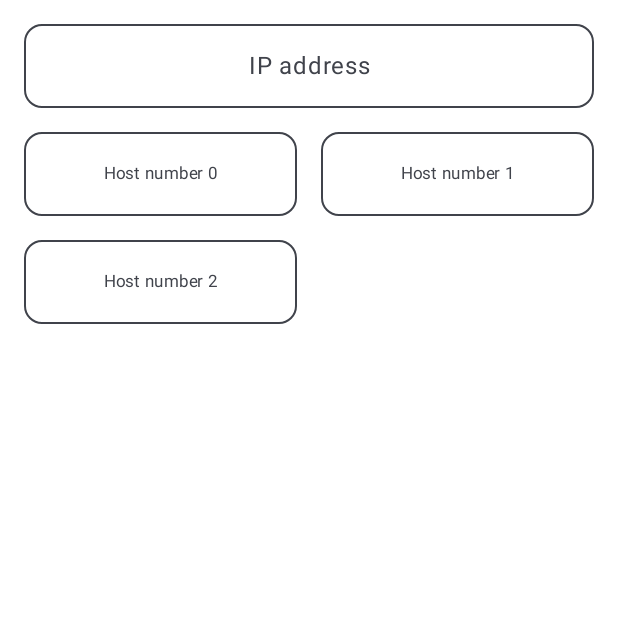
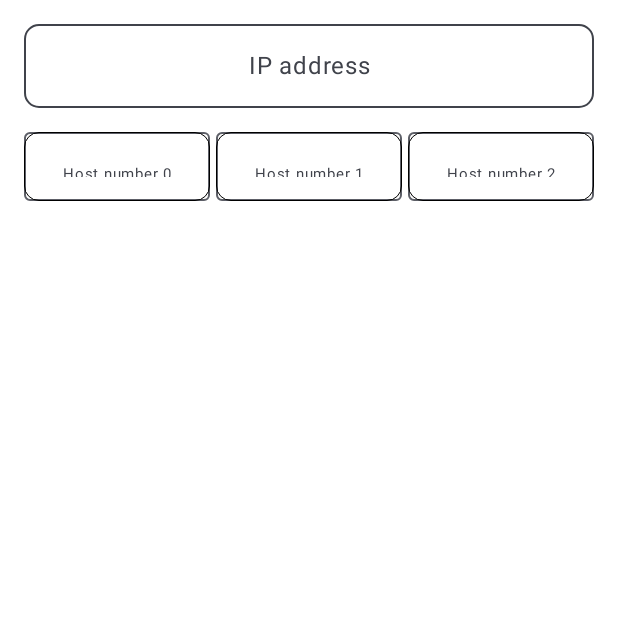
Before and after one commit to ayoubElhoucine/VlsmCalculator, an Android app built with Jetpack Compose: the screen it shows after launch (MainActivity), on a phone screen of 412 x 824 dp, the top half of it. Run offline under Robolectric (Android 15) with nearby library versions, the phone set to English and light mode, and no system bars.

Commit message:
working on vlsm screen ui 0%

```diff
--- a/VlsmCalculator/src/main/java/com/vlsm/vlsmcalculator/ui/vlsmCalculator/VlsmCalculatorScreen.kt
+++ b/VlsmCalculator/src/main/java/com/vlsm/vlsmcalculator/ui/vlsmCalculator/VlsmCalculatorScreen.kt
@@ -1,8 +1,9 @@
 package com.vlsm.vlsmcalculator.ui.vlsmCalculator
 
+import androidx.compose.foundation.border
 import androidx.compose.foundation.layout.Arrangement
 import androidx.compose.foundation.layout.fillMaxWidth
-import androidx.compose.foundation.layout.padding
+import androidx.compose.foundation.layout.height
 import androidx.compose.foundation.lazy.grid.GridCells
 import androidx.compose.foundation.lazy.grid.LazyVerticalGrid
 import androidx.compose.foundation.lazy.grid.itemsIndexed
@@ -10,6 +11,7 @@ import androidx.compose.foundation.shape.RoundedCornerShape
 import androidx.compose.foundation.text.KeyboardOptions
 import androidx.compose.material3.LocalTextStyle
 import androidx.compose.material3.OutlinedTextField
+import androidx.compose.material3.OutlinedTextFieldDefaults
 import androidx.compose.material3.Text
 import androidx.compose.material3.TextFieldDefaults
 import androidx.compose.runtime.Composable
@@ -31,7 +33,7 @@ internal fun VlsmCalculatorScreen(
 ) {
     ScreenLayout {
         IpAddressView(text = state.ipAddress)
-        HostNumbersView(data = state.hostNumbers) {}
+        HostNumbersView(data = state.hostNumbers, onValueChanged = state::updateHostNumbers)
     }
 }
 
@@ -61,7 +63,7 @@ private fun IpAddressView(
             imeAction = ImeAction.Done,
             autoCorrect = false,
         ),
-        shape = RoundedCornerShape(12.dp),
+        shape = RoundedCornerShape(10.dp),
         colors = TextFieldDefaults.colors(
             focusedContainerColor = Color.White,
             unfocusedContainerColor = Color.White,
@@ -73,41 +75,49 @@ private fun IpAddressView(
 @Composable
 private fun HostNumbersView(
     data: SnapshotStateList<Int?>,
-    onValueChanged: (String) -> Unit,
+    onValueChanged: (String, Int) -> Unit,
 ) {
     LazyVerticalGrid(
-        verticalArrangement = Arrangement.spacedBy(16.dp),
-        horizontalArrangement = Arrangement.spacedBy(16.dp),
-        columns = GridCells.Fixed(2),
-        ) {
+        verticalArrangement = Arrangement.spacedBy(4.dp),
+        horizontalArrangement = Arrangement.spacedBy(4.dp),
+        columns = GridCells.Fixed(3),
+    ) {
         itemsIndexed(data) { index, value ->
             OutlinedTextField(
                 modifier = Modifier
-                    .fillMaxWidth(),
+                    .fillMaxWidth()
+                    .border(
+                        width = 0.5.dp,
+                        color = Color.Black,
+                        shape = RoundedCornerShape(10.dp),
+                    )
+                    .height(46.dp),
                 value = value?.toString() ?: "",
                 placeholder = {
                     Text(
                         modifier = Modifier.fillMaxWidth(),
                         text = "Host number $index",
                         textAlign = TextAlign.Center,
-                        fontSize = 11.sp,
+                        fontSize = 10.sp,
                         maxLines = 1,
                     )
                 },
-                maxLines = 1,
                 singleLine = true,
-                onValueChange = onValueChanged,
+                onValueChange = {
+                    onValueChanged(it, index)
+                },
                 keyboardOptions = KeyboardOptions(
                     keyboardType = KeyboardType.Number,
                     imeAction = ImeAction.Done,
                     autoCorrect = false,
                 ),
-                shape = RoundedCornerShape(12.dp),
-                colors = TextFieldDefaults.colors(
+                colors = OutlinedTextFieldDefaults.colors(
                     focusedContainerColor = Color.White,
                     unfocusedContainerColor = Color.White,
+                    focusedBorderColor = Color.Unspecified,
+                    unfocusedBorderColor = Color.Unspecified,
                 ),
-                textStyle = LocalTextStyle.current.copy(textAlign = TextAlign.Center, fontSize = 12.sp),
+                textStyle = LocalTextStyle.current.copy(textAlign = TextAlign.Center, fontSize = 14.sp),
             )
         }
     }
--- a/VlsmCalculator/src/main/java/com/vlsm/vlsmcalculator/ui/vlsmCalculator/VlsmCalculatorState.kt
+++ b/VlsmCalculator/src/main/java/com/vlsm/vlsmcalculator/ui/vlsmCalculator/VlsmCalculatorState.kt
@@ -27,6 +27,13 @@ internal class VlsmCalculatorState(
     val hostNumbers: SnapshotStateList<Int?>,
 ) {
 
+    fun updateHostNumbers(text: String, index: Int) {
+        hostNumbers[index] = text.toIntOrNull()
+        hostNumbers.lastOrNull()?.let {
+            hostNumbers.add(null)
+        }
+    }
+
     fun calculate() = Networking.getInstance().calculateVlsm(
         ipAddress.value,
         HashMap(hostNumbers.filterNotNull().associateBy({hostNumbers.indexOf(it).toString()}, {it}))
```
